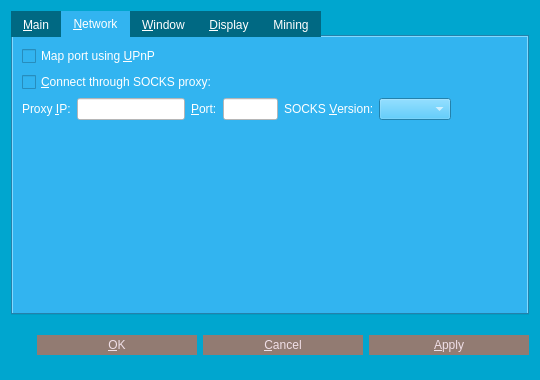
Qt form src/qt/forms/optionsdialog.ui (djtms/grumpycoin) before a commit.
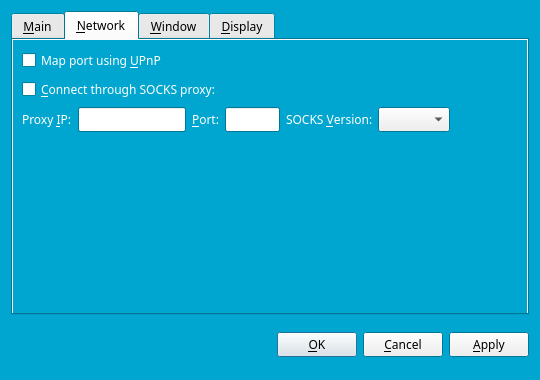
The same form after that commit. The open tabs and pages were chosen to show the change. Custom widgets are drawn as their Qt base class.

Diff of the .ui file:
```diff
--- a/src/qt/forms/optionsdialog.ui
+++ b/src/qt/forms/optionsdialog.ui
@@ -10,85 +10,260 @@
     <height>380</height>
    </rect>
   </property>
+  <property name="palette">
+   <palette>
+    <active>
+     <colorrole role="WindowText">
+      <brush brushstyle="SolidPattern">
+       <color alpha="255">
+        <red>255</red>
+        <green>255</green>
+        <blue>255</blue>
+       </color>
+      </brush>
+     </colorrole>
+     <colorrole role="Base">
+      <brush brushstyle="SolidPattern">
+       <color alpha="255">
+        <red>255</red>
+        <green>255</green>
+        <blue>255</blue>
+       </color>
+      </brush>
+     </colorrole>
+     <colorrole role="Window">
+      <brush brushstyle="SolidPattern">
+       <color alpha="255">
+        <red>0</red>
+        <green>166</green>
+        <blue>207</blue>
+       </color>
+      </brush>
+     </colorrole>
+    </active>
+    <inactive>
+     <colorrole role="WindowText">
+      <brush brushstyle="SolidPattern">
+       <color alpha="255">
+        <red>255</red>
+        <green>255</green>
+        <blue>255</blue>
+       </color>
+      </brush>
+     </colorrole>
+     <colorrole role="Base">
+      <brush brushstyle="SolidPattern">
+       <color alpha="255">
+        <red>255</red>
+        <green>255</green>
+        <blue>255</blue>
+       </color>
+      </brush>
+     </colorrole>
+     <colorrole role="Window">
+      <brush brushstyle="SolidPattern">
+       <color alpha="255">
+        <red>0</red>
+        <green>166</green>
+        <blue>207</blue>
+       </color>
+      </brush>
+     </colorrole>
+    </inactive>
+    <disabled>
+     <colorrole role="WindowText">
+      <brush brushstyle="SolidPattern">
+       <color alpha="255">
+        <red>127</red>
+        <green>127</green>
+        <blue>127</blue>
+       </color>
+      </brush>
+     </colorrole>
+     <colorrole role="Base">
+      <brush brushstyle="SolidPattern">
+       <color alpha="255">
+        <red>0</red>
+        <green>166</green>
+        <blue>207</blue>
+       </color>
+      </brush>
+     </colorrole>
+     <colorrole role="Window">
+      <brush brushstyle="SolidPattern">
+       <color alpha="255">
+        <red>0</red>
+        <green>166</green>
+        <blue>207</blue>
+       </color>
+      </brush>
+     </colorrole>
+    </disabled>
+   </palette>
+  </property>
+  <property name="font">
+   <font>
+    <family>Finger Paint</family>
+   </font>
+  </property>
   <property name="windowTitle">
    <string>Options</string>
   </property>
-  <property name="autoFillBackground">
-   <bool>false</bool>
-  </property>
-  <property name="styleSheet">
-   <string notr="true">*{
-    font-family:&quot;Finger Paint&quot;;
-}
-QTabBar::tab{
-	color: #ffffff;
-	background-color: #006983;
-}
-QTabBar::tab:selected{
-	color: #ffffff;
-	background-color: #32b4f0;
-}
-
-QDialog {
-	background-color: rgb(0, 166, 207);
-}
-QPushButton {
-	background-color: #927b72;
-	color: #f0dfe7;
-	border: 0px solid gray;
-	max-height: 20px;
-	min-height: 20px;
-	max-width: 160px;
-	min-width: 160px;
-}
-
-QPushButton:hover {
-	background-color: #32b4f0;
-}
-
-QPushButton:pressed:flat {
-	background-color: #00a3de;
-}</string>
-  </property>
   <property name="modal">
    <bool>true</bool>
   </property>
   <layout class="QVBoxLayout" name="verticalLayout">
    <item>
     <widget class="QTabWidget" name="tabWidget">
-     <property name="enabled">
-      <bool>true</bool>
+     <property name="palette">
+      <palette>
+       <active>
+        <colorrole role="WindowText">
+         <brush brushstyle="SolidPattern">
+          <color alpha="255">
+           <red>0</red>
+           <green>0</green>
+           <blue>0</blue>
+          </color>
+         </brush>
+        </colorrole>
+        <colorrole role="Mid">
+         <brush brushstyle="SolidPattern">
+          <color alpha="255">
+           <red>146</red>
+           <green>123</green>
+           <blue>114</blue>
+          </color>
+         </brush>
+        </colorrole>
+        <colorrole role="Shadow">
+         <brush brushstyle="SolidPattern">
+          <color alpha="255">
+           <red>146</red>
+           <green>123</green>
+           <blue>114</blue>
+          </color>
+         </brush>
+        </colorrole>
+       </active>
+       <inactive>
+        <colorrole role="WindowText">
+         <brush brushstyle="SolidPattern">
+          <color alpha="255">
+           <red>0</red>
+           <green>0</green>
+           <blue>0</blue>
+          </color>
+         </brush>
+        </colorrole>
+        <colorrole role="Mid">
+         <brush brushstyle="SolidPattern">
+          <color alpha="255">
+           <red>146</red>
+           <green>123</green>
+           <blue>114</blue>
+          </color>
+         </brush>
+        </colorrole>
+        <colorrole role="Shadow">
+         <brush brushstyle="SolidPattern">
+          <color alpha="255">
+           <red>139</red>
+           <green>139</green>
+           <blue>139</blue>
+          </color>
+         </brush>
+        </colorrole>
+       </inactive>
+       <disabled>
+        <colorrole role="WindowText">
+         <brush brushstyle="SolidPattern">
+          <color alpha="255">
+           <red>127</red>
+           <green>127</green>
+           <blue>127</blue>
+          </color>
+         </brush>
+        </colorrole>
+        <colorrole role="Mid">
+         <brush brushstyle="SolidPattern">
+          <color alpha="255">
+           <red>146</red>
+           <green>123</green>
+           <blue>114</blue>
+          </color>
+         </brush>
+        </colorrole>
+        <colorrole role="Shadow">
+         <brush brushstyle="SolidPattern">
+          <color alpha="255">
+           <red>139</red>
+           <green>139</green>
+           <blue>139</blue>
+          </color>
+         </brush>
+        </colorrole>
+       </disabled>
+      </palette>
      </property>
      <property name="autoFillBackground">
-      <bool>false</bool>
-     </property>
-     <property name="styleSheet">
-      <string notr="true">* {
-	color: #ffffff;
-	background-color: #32b4f0;
-    font-family:&quot;Finger Paint&quot;;
-}
-QLineEdit,QTextEdit,QPlainTextEdit,QDateTimeEdit,QValidatedLineEdit {
-	color: #000000;
-    background-color: #ffffff;
-}
-</string>
+      <bool>true</bool>
      </property>
      <property name="tabPosition">
       <enum>QTabWidget::North</enum>
      </property>
      <property name="currentIndex">
-      <number>0</number>
+      <number>3</number>
      </property>
      <widget class="QWidget" name="tabMain">
+      <property name="autoFillBackground">
+       <bool>true</bool>
+      </property>
       <attribute name="title">
        <string>&amp;Main</string>
       </attribute>
       <layout class="QVBoxLayout" name="verticalLayout_Main">
        <item>
         <widget class="QLabel" name="transactionFeeInfoLabel">
+         <property name="palette">
+          <palette>
+           <active>
+            <colorrole role="WindowText">
+             <brush brushstyle="SolidPattern">
+              <color alpha="255">
+               <red>255</red>
+               <green>255</green>
+               <blue>255</blue>
+              </color>
+             </brush>
+            </colorrole>
+           </active>
+           <inactive>
+            <colorrole role="WindowText">
+             <brush brushstyle="SolidPattern">
+              <color alpha="255">
+               <red>255</red>
+               <green>255</green>
+               <blue>255</blue>
+              </color>
+             </brush>
+            </colorrole>
+           </inactive>
+           <disabled>
+            <colorrole role="WindowText">
+             <brush brushstyle="SolidPattern">
+              <color alpha="255">
+               <red>127</red>
+               <green>127</green>
+               <blue>127</blue>
+              </color>
+             </brush>
+            </colorrole>
+           </disabled>
+          </palette>
+         </property>
          <property name="text">
-          <string>Optional transaction fee per kB that helps make sure your transactions are processed quickly. Most transactions are 1 kB.</string>
+          <string>Optional transaction fee per kB that helps make sure your transactions are processed quickly. Most transactions are 1 kB. Fee 0.01 recommended.</string>
          </property>
          <property name="textFormat">
           <enum>Qt::PlainText</enum>
@@ -99,9 +274,46 @@
         </widget>
        </item>
        <item>
-        <layout class="QHBoxLayout" name="horizontalLayout_1_Main">
+        <layout class="QHBoxLayout" name="horizontalLayout_Main">
          <item>
           <widget class="QLabel" name="transactionFeeLabel">
+           <property name="palette">
+            <palette>
+             <active>
+              <colorrole role="WindowText">
+               <brush brushstyle="SolidPattern">
+                <color alpha="255">
+                 <red>255</red>
+                 <green>255</green>
+                 <blue>255</blue>
+                </color>
+               </brush>
+              </colorrole>
+             </active>
+             <inactive>
+              <colorrole role="WindowText">
+               <brush brushstyle="SolidPattern">
+                <color alpha="255">
+                 <red>255</red>
+                 <green>255</green>
+                 <blue>255</blue>
+                </color>
+               </brush>
+              </colorrole>
+             </inactive>
+             <disabled>
+              <colorrole role="WindowText">
+               <brush brushstyle="SolidPattern">
+                <color alpha="255">
+                 <red>127</red>
+                 <green>127</green>
+                 <blue>127</blue>
+                </color>
+               </brush>
+              </colorrole>
+             </disabled>
+            </palette>
+           </property>
            <property name="text">
             <string>Pay transaction &amp;fee</string>
            </property>
@@ -114,10 +326,10 @@
           </widget>
          </item>
          <item>
-          <widget class="GrumpyCoinAmountField" name="transactionFee"/>
+          <widget class="BitcoinAmountField" name="transactionFee"/>
          </item>
          <item>
-          <spacer name="horizontalSpacer_1_Main">
+          <spacer name="horizontalSpacer_Main">
            <property name="orientation">
             <enum>Qt::Horizontal</enum>
            </property>
@@ -132,7 +344,44 @@
         </layout>
        </item>
        <item>
-        <widget class="QCheckBox" name="grumpycoinAtStartup">
+        <widget class="QCheckBox" name="bitcoinAtStartup">
+         <property name="palette">
+          <palette>
+           <active>
+            <colorrole role="WindowText">
+             <brush brushstyle="SolidPattern">
+              <color alpha="255">
+               <red>255</red>
+               <green>255</green>
+               <blue>255</blue>
+              </color>
+             </brush>
+            </colorrole>
+           </active>
+           <inactive>
+            <colorrole role="WindowText">
+             <brush brushstyle="SolidPattern">
+              <color alpha="255">
+               <red>255</red>
+               <green>255</green>
+               <blue>255</blue>
+              </color>
+             </brush>
+            </colorrole>
+           </inactive>
+           <disabled>
+            <colorrole role="WindowText">
+             <brush brushstyle="SolidPattern">
+              <color alpha="255">
+               <red>127</red>
+               <green>127</green>
+               <blue>127</blue>
+              </color>
+             </brush>
+            </colorrole>
+           </disabled>
+          </palette>
+         </property>
          <property name="toolTip">
           <string>Automatically start GrumpyCoin after logging in to the system.</string>
          </property>
@@ -141,6 +390,53 @@
          </property>
         </widget>
        </item>
+       <item>
+        <widget class="QCheckBox" name="detachDatabases">
+         <property name="palette">
+          <palette>
+           <active>
+            <colorrole role="WindowText">
+             <brush brushstyle="SolidPattern">
+              <color alpha="255">
+               <red>255</red>
+               <green>255</green>
+               <blue>255</blue>
+              </color>
+             </brush>
+            </colorrole>
+           </active>
+           <inactive>
+            <colorrole role="WindowText">
+             <brush brushstyle="SolidPattern">
+              <color alpha="255">
+               <red>255</red>
+               <green>255</green>
+               <blue>255</blue>
+              </color>
+             </brush>
+            </colorrole>
+           </inactive>
+           <disabled>
+            <colorrole role="WindowText">
+             <brush brushstyle="SolidPattern">
+              <color alpha="255">
+               <red>127</red>
+               <green>127</green>
+               <blue>127</blue>
+              </color>
+             </brush>
+            </colorrole>
+           </disabled>
+          </palette>
+         </property>
+         <property name="toolTip">
+          <string>Detach block and address databases at shutdown. This means they can be moved to another data directory, but it slows down shutdown. The wallet is always detached.</string>
+         </property>
+         <property name="text">
+          <string>&amp;Detach databases at shutdown</string>
+         </property>
+        </widget>
+       </item>
        <item>
         <spacer name="verticalSpacer_Main">
          <property name="orientation">
@@ -154,45 +450,55 @@
          </property>
         </spacer>
        </item>
-       <item>
-        <layout class="QHBoxLayout" name="horizontalLayout_2_Main">
-         <item>
-          <spacer name="horizontalSpacer_2_Main">
-           <property name="orientation">
-            <enum>Qt::Horizontal</enum>
-           </property>
-           <property name="sizeHint" stdset="0">
-            <size>
-             <width>40</width>
-             <height>20</height>
-            </size>
-           </property>
-          </spacer>
-         </item>
-         <item>
-          <widget class="QPushButton" name="resetButton">
-           <property name="toolTip">
-            <string>Reset all client options to default.</string>
-           </property>
-           <property name="text">
-            <string>&amp;Reset Options</string>
-           </property>
-           <property name="autoDefault">
-            <bool>false</bool>
-           </property>
-          </widget>
-         </item>
-        </layout>
-       </item>
       </layout>
      </widget>
      <widget class="QWidget" name="tabNetwork">
+      <property name="autoFillBackground">
+       <bool>true</bool>
+      </property>
       <attribute name="title">
        <string>&amp;Network</string>
       </attribute>
       <layout class="QVBoxLayout" name="verticalLayout_Network">
        <item>
         <widget class="QCheckBox" name="mapPortUpnp">
+         <property name="palette">
+          <palette>
+           <active>
+            <colorrole role="WindowText">
+             <brush brushstyle="SolidPattern">
+              <color alpha="255">
+               <red>255</red>
+               <green>255</green>
+               <blue>255</blue>
+              </color>
+             </brush>
+            </colorrole>
+           </active>
+           <inactive>
+            <colorrole role="WindowText">
+             <brush brushstyle="SolidPattern">
+              <color alpha="255">
+               <red>255</red>
+               <green>255</green>
+               <blue>255</blue>
+              </color>
+             </brush>
+            </colorrole>
+           </inactive>
+           <disabled>
+            <colorrole role="WindowText">
+             <brush brushstyle="SolidPattern">
+              <color alpha="255">
+               <red>127</red>
+               <green>127</green>
+               <blue>127</blue>
+              </color>
+             </brush>
+            </colorrole>
+           </disabled>
+          </palette>
+         </property>
          <property name="toolTip">
           <string>Automatically open the GrumpyCoin client port on the router. This only works when your router supports UPnP and it is enabled.</string>
          </property>
@@ -203,6 +509,43 @@
        </item>
        <item>
         <widget class="QCheckBox" name="connectSocks">
+         <property name="palette">
+          <palette>
+           <active>
+            <colorrole role="WindowText">
+             <brush brushstyle="SolidPattern">
+              <color alpha="255">
+               <red>255</red>
+               <green>255</green>
+               <blue>255</blue>
+              </color>
+             </brush>
+            </colorrole>
+           </active>
+           <inactive>
+            <colorrole role="WindowText">
+             <brush brushstyle="SolidPattern">
+              <color alpha="255">
+               <red>255</red>
+               <green>255</green>
+               <blue>255</blue>
+              </color>
+             </brush>
+            </colorrole>
+           </inactive>
+           <disabled>
+            <colorrole role="WindowText">
+             <brush brushstyle="SolidPattern">
+              <color alpha="255">
+               <red>127</red>
+               <green>127</green>
+               <blue>127</blue>
+              </color>
+             </brush>
+            </colorrole>
+           </disabled>
+          </palette>
+         </property>
          <property name="toolTip">
           <string>Connect to the GrumpyCoin network through a SOCKS proxy (e.g. when connecting through Tor).</string>
          </property>
@@ -215,6 +558,43 @@
         <layout class="QHBoxLayout" name="horizontalLayout_Network">
          <item>
           <widget class="QLabel" name="proxyIpLabel">
+           <property name="palette">
+            <palette>
+             <active>
+              <colorrole role="WindowText">
+               <brush brushstyle="SolidPattern">
+                <color alpha="255">
+                 <red>255</red>
+                 <green>255</green>
+                 <blue>255</blue>
+                </color>
+               </brush>
+              </colorrole>
+             </active>
+             <inactive>
+              <colorrole role="WindowText">
+               <brush brushstyle="SolidPattern">
+                <color alpha="255">
+                 <red>255</red>
+                 <green>255</green>
+                 <blue>255</blue>
+                </color>
+               </brush>
+              </colorrole>
+             </inactive>
+             <disabled>
+              <colorrole role="WindowText">
+               <brush brushstyle="SolidPattern">
+                <color alpha="255">
+                 <red>127</red>
+                 <green>127</green>
+                 <blue>127</blue>
+                </color>
+               </brush>
+              </colorrole>
+             </disabled>
+            </palette>
+           </property>
            <property name="text">
             <string>Proxy &amp;IP:</string>
            </property>
@@ -234,6 +614,43 @@
              <height>16777215</height>
             </size>
            </property>
+           <property name="palette">
+            <palette>
+             <active>
+              <colorrole role="WindowText">
+               <brush brushstyle="SolidPattern">
+                <color alpha="255">
+                 <red>0</red>
+                 <green>0</green>
+                 <blue>0</blue>
+                </color>
+               </brush>
+              </colorrole>
+             </active>
+             <inactive>
+              <colorrole role="WindowText">
+               <brush brushstyle="SolidPattern">
+                <color alpha="255">
+                 <red>0</red>
+                 <green>0</green>
+                 <blue>0</blue>
+                </color>
+               </brush>
+              </colorrole>
+             </inactive>
+             <disabled>
+              <colorrole role="WindowText">
+               <brush brushstyle="SolidPattern">
+                <color alpha="255">
+                 <red>127</red>
+                 <green>127</green>
+                 <blue>127</blue>
+                </color>
+               </brush>
+              </colorrole>
+             </disabled>
+            </palette>
+           </property>
            <property name="toolTip">
             <string>IP address of the proxy (e.g. 127.0.0.1)</string>
            </property>
@@ -241,6 +658,43 @@
          </item>
          <item>
           <widget class="QLabel" name="proxyPortLabel">
+           <property name="palette">
+            <palette>
+             <active>
+              <colorrole role="WindowText">
+               <brush brushstyle="SolidPattern">
+                <color alpha="255">
+                 <red>255</red>
+                 <green>255</green>
+                 <blue>255</blue>
+                </color>
+               </brush>
+              </colorrole>
+             </active>
+             <inactive>
+              <colorrole role="WindowText">
+               <brush brushstyle="SolidPattern">
+                <color alpha="255">
+                 <red>255</red>
+                 <green>255</green>
+                 <blue>255</blue>
+                </color>
+               </brush>
+              </colorrole>
+             </inactive>
+             <disabled>
+              <colorrole role="WindowText">
+               <brush brushstyle="SolidPattern">
+                <color alpha="255">
+                 <red>127</red>
+                 <green>127</green>
+                 <blue>127</blue>
+                </color>
+               </brush>
+              </colorrole>
+             </disabled>
+            </palette>
+           </property>
            <property name="text">
             <string>&amp;Port:</string>
            </property>
@@ -260,6 +714,43 @@
              <height>16777215</height>
             </size>
            </property>
+           <property name="palette">
+            <palette>
+             <active>
+              <colorrole role="WindowText">
+               <brush brushstyle="SolidPattern">
+                <color alpha="255">
+                 <red>0</red>
+                 <green>0</green>
+                 <blue>0</blue>
+                </color>
+               </brush>
+              </colorrole>
+             </active>
+             <inactive>
+              <colorrole role="WindowText">
+               <brush brushstyle="SolidPattern">
+                <color alpha="255">
+                 <red>0</red>
+                 <green>0</green>
+                 <blue>0</blue>
+                </color>
+               </brush>
+              </colorrole>
+             </inactive>
+             <disabled>
+              <colorrole role="WindowText">
+               <brush brushstyle="SolidPattern">
+                <color alpha="255">
+                 <red>127</red>
+                 <green>127</green>
+                 <blue>127</blue>
+                </color>
+               </brush>
+              </colorrole>
+             </disabled>
+            </palette>
+           </property>
            <property name="toolTip">
             <string>Port of the proxy (e.g. 9050)</string>
            </property>
@@ -267,6 +758,43 @@
          </item>
          <item>
           <widget class="QLabel" name="socksVersionLabel">
+           <property name="palette">
+            <palette>
+             <active>
+              <colorrole role="WindowText">
+               <brush brushstyle="SolidPattern">
+                <color alpha="255">
+                 <red>255</red>
+                 <green>255</green>
+                 <blue>255</blue>
+                </color>
+               </brush>
+              </colorrole>
+             </active>
+             <inactive>
+              <colorrole role="WindowText">
+               <brush brushstyle="SolidPattern">
+                <color alpha="255">
+                 <red>255</red>
+                 <green>255</green>
+                 <blue>255</blue>
+                </color>
+               </brush>
+              </colorrole>
+             </inactive>
+             <disabled>
+              <colorrole role="WindowText">
+               <brush brushstyle="SolidPattern">
+                <color alpha="255">
+                 <red>127</red>
+                 <green>127</green>
+                 <blue>127</blue>
+                </color>
+               </brush>
+              </colorrole>
+             </disabled>
+            </palette>
+           </property>
            <property name="text">
             <string>SOCKS &amp;Version:</string>
            </property>
@@ -280,6 +808,43 @@
          </item>
          <item>
           <widget class="QValueComboBox" name="socksVersion">
+           <property name="palette">
+            <palette>
+             <active>
+              <colorrole role="WindowText">
+               <brush brushstyle="SolidPattern">
+                <color alpha="255">
+                 <red>0</red>
+                 <green>0</green>
+                 <blue>0</blue>
+                </color>
+               </brush>
+              </colorrole>
+             </active>
+             <inactive>
+              <colorrole role="WindowText">
+               <brush brushstyle="SolidPattern">
+                <color alpha="255">
+                 <red>0</red>
+                 <green>0</green>
+                 <blue>0</blue>
+                </color>
+               </brush>
+              </colorrole>
+             </inactive>
+             <disabled>
+              <colorrole role="WindowText">
+               <brush brushstyle="SolidPattern">
+                <color alpha="255">
+                 <red>127</red>
+                 <green>127</green>
+                 <blue>127</blue>
+                </color>
+               </brush>
+              </colorrole>
+             </disabled>
+            </palette>
+           </property>
            <property name="toolTip">
             <string>SOCKS version of the proxy (e.g. 5)</string>
            </property>
@@ -316,12 +881,52 @@
       </layout>
      </widget>
      <widget class="QWidget" name="tabWindow">
+      <property name="autoFillBackground">
+       <bool>true</bool>
+      </property>
       <attribute name="title">
        <string>&amp;Window</string>
       </attribute>
       <layout class="QVBoxLayout" name="verticalLayout_Window">
        <item>
         <widget class="QCheckBox" name="minimizeToTray">
+         <property name="palette">
+          <palette>
+           <active>
+            <colorrole role="WindowText">
+             <brush brushstyle="SolidPattern">
+              <color alpha="255">
+               <red>255</red>
+               <green>255</green>
+               <blue>255</blue>
+              </color>
+             </brush>
+            </colorrole>
+           </active>
+           <inactive>
+            <colorrole role="WindowText">
+             <brush brushstyle="SolidPattern">
+              <color alpha="255">
+               <red>255</red>
+               <green>255</green>
+               <blue>255</blue>
+              </color>
+             </brush>
+            </colorrole>
+           </inactive>
+           <disabled>
+            <colorrole role="WindowText">
+             <brush brushstyle="SolidPattern">
+              <color alpha="255">
+               <red>127</red>
+               <green>127</green>
+               <blue>127</blue>
+              </color>
+             </brush>
+            </colorrole>
+           </disabled>
+          </palette>
+         </property>
          <property name="toolTip">
           <string>Show only a tray icon after minimizing the window.</string>
          </property>
@@ -332,6 +937,43 @@
        </item>
        <item>
         <widget class="QCheckBox" name="minimizeOnClose">
+         <property name="palette">
+          <palette>
+           <active>
+            <colorrole role="WindowText">
+             <brush brushstyle="SolidPattern">
+              <color alpha="255">
+               <red>255</red>
+               <green>255</green>
+               <blue>255</blue>
+              </color>
+             </brush>
+            </colorrole>
+           </active>
+           <inactive>
+            <colorrole role="WindowText">
+             <brush brushstyle="SolidPattern">
+              <color alpha="255">
+               <red>255</red>
+               <green>255</green>
+               <blue>255</blue>
+              </color>
+             </brush>
+            </colorrole>
+           </inactive>
+           <disabled>
+            <colorrole role="WindowText">
+             <brush brushstyle="SolidPattern">
+              <color alpha="255">
+               <red>127</red>
+               <green>127</green>
+               <blue>127</blue>
+              </color>
+             </brush>
+            </colorrole>
+           </disabled>
+          </palette>
+         </property>
          <property name="toolTip">
           <string>Minimize instead of exit the application when the window is closed. When this option is enabled, the application will be closed only after selecting Quit in the menu.</string>
          </property>
@@ -356,6 +998,9 @@
       </layout>
      </widget>
      <widget class="QWidget" name="tabDisplay">
+      <property name="autoFillBackground">
+       <bool>true</bool>
+      </property>
       <attribute name="title">
        <string>&amp;Display</string>
       </attribute>
@@ -364,6 +1009,43 @@
         <layout class="QHBoxLayout" name="horizontalLayout_1_Display">
          <item>
           <widget class="QLabel" name="langLabel">
+           <property name="palette">
+            <palette>
+             <active>
+              <colorrole role="WindowText">
+               <brush brushstyle="SolidPattern">
+                <color alpha="255">
+                 <red>255</red>
+                 <green>255</green>
+                 <blue>255</blue>
+                </color>
+               </brush>
+              </colorrole>
+             </active>
+             <inactive>
+              <colorrole role="WindowText">
+               <brush brushstyle="SolidPattern">
+                <color alpha="255">
+                 <red>255</red>
+                 <green>255</green>
+                 <blue>255</blue>
+                </color>
+               </brush>
+              </colorrole>
+             </inactive>
+             <disabled>
+              <colorrole role="WindowText">
+               <brush brushstyle="SolidPattern">
+                <color alpha="255">
+                 <red>127</red>
+                 <green>127</green>
+                 <blue>127</blue>
+                </color>
+               </brush>
+              </colorrole>
+             </disabled>
+            </palette>
+           </property>
            <property name="text">
             <string>User Interface &amp;language:</string>
            </property>
@@ -388,6 +1070,43 @@
         <layout class="QHBoxLayout" name="horizontalLayout_2_Display">
          <item>
           <widget class="QLabel" name="unitLabel">
+           <property name="palette">
+            <palette>
+             <active>
+              <colorrole role="WindowText">
+               <brush brushstyle="SolidPattern">
+                <color alpha="255">
+                 <red>255</red>
+                 <green>255</green>
+                 <blue>255</blue>
+                </color>
+               </brush>
+              </colorrole>
+             </active>
+             <inactive>
+              <colorrole role="WindowText">
+               <brush brushstyle="SolidPattern">
+                <color alpha="255">
+                 <red>255</red>
+                 <green>255</green>
+                 <blue>255</blue>
+                </color>
+               </brush>
+              </colorrole>
+             </inactive>
+             <disabled>
+              <colorrole role="WindowText">
+               <brush brushstyle="SolidPattern">
+                <color alpha="255">
+                 <red>127</red>
+                 <green>127</green>
+                 <blue>127</blue>
+                </color>
+               </brush>
+              </colorrole>
+             </disabled>
+            </palette>
+           </property>
            <property name="text">
             <string>&amp;Unit to show amounts in:</string>
            </property>
@@ -410,6 +1129,43 @@
        </item>
        <item>
         <widget class="QCheckBox" name="displayAddresses">
+         <property name="palette">
+          <palette>
+           <active>
+            <colorrole role="WindowText">
+             <brush brushstyle="SolidPattern">
+              <color alpha="255">
+               <red>255</red>
+               <green>255</green>
+               <blue>255</blue>
+              </color>
+             </brush>
+            </colorrole>
+           </active>
+           <inactive>
+            <colorrole role="WindowText">
+             <brush brushstyle="SolidPattern">
+              <color alpha="255">
+               <red>255</red>
+               <green>255</green>
+               <blue>255</blue>
+              </color>
+             </brush>
+            </colorrole>
+           </inactive>
+           <disabled>
+            <colorrole role="WindowText">
+             <brush brushstyle="SolidPattern">
+              <color alpha="255">
+               <red>127</red>
+               <green>127</green>
+               <blue>127</blue>
+              </color>
+             </brush>
+            </colorrole>
+           </disabled>
+          </palette>
+         </property>
          <property name="toolTip">
           <string>Whether to show GrumpyCoin addresses in the transaction list or not.</string>
          </property>
@@ -433,36 +1189,6 @@
        </item>
       </layout>
      </widget>
-     <widget class="QWidget" name="tabMining">
-      <attribute name="title">
-       <string>Mining</string>
-      </attribute>
-      <layout class="QVBoxLayout" name="verticalLayout_Display">
-       <item>
-        <widget class="QCheckBox" name="autoMining">
-         <property name="toolTip">
-          <string/>
-         </property>
-         <property name="text">
-          <string>&amp;Start mining GrumpyCoins on application start</string>
-         </property>
-        </widget>
-       </item>
-       <item>
-        <spacer name="verticalSpacer_Mining">
-         <property name="orientation">
-          <enum>Qt::Vertical</enum>
-         </property>
-         <property name="sizeHint" stdset="0">
-          <size>
-           <width>20</width>
-           <height>40</height>
-          </size>
-         </property>
-        </spacer>
-       </item>
-      </layout>
-     </widget>
     </widget>
    </item>
    <item>
@@ -484,7 +1210,8 @@
       <widget class="QLabel" name="statusLabel">
        <property name="font">
         <font>
-         <family>Finger Paint</family>
+         <weight>75</weight>
+         <bold>true</bold>
         </font>
        </property>
        <property name="text">
@@ -536,6 +1263,12 @@
        <property name="autoDefault">
         <bool>false</bool>
        </property>
+       <property name="default">
+        <bool>false</bool>
+       </property>
+       <property name="flat">
+        <bool>false</bool>
+       </property>
       </widget>
      </item>
     </layout>
@@ -544,7 +1277,12 @@
  </widget>
  <customwidgets>
   <customwidget>
-   <class>GrumpyCoinAmountField</class>
+   <class>QValidatedLineEdit</class>
+   <extends>QLineEdit</extends>
+   <header>qvalidatedlineedit.h</header>
+  </customwidget>
+  <customwidget>
+   <class>BitcoinAmountField</class>
    <extends>QSpinBox</extends>
    <header>bitcoinamountfield.h</header>
    <container>1</container>
@@ -554,11 +1292,6 @@
    <extends>QComboBox</extends>
    <header>qvaluecombobox.h</header>
   </customwidget>
-  <customwidget>
-   <class>QValidatedLineEdit</class>
-   <extends>QLineEdit</extends>
-   <header>qvalidatedlineedit.h</header>
-  </customwidget>
  </customwidgets>
  <resources/>
  <connections/>
```
